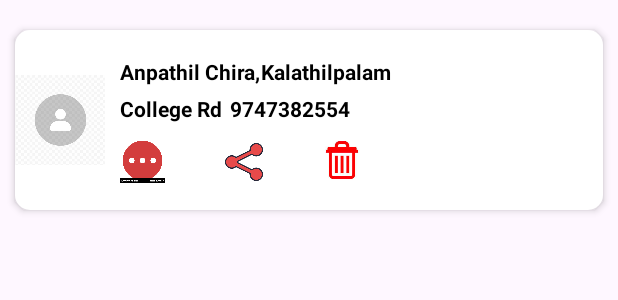
After one commit to Georgin-joseph/Android-Project, an Android app: the layout myaddresses.xml on its own in the app's theme, with its tools: preview values and no code run, on a phone screen of 412 x 824 dp. The commit adds this screen. Shown: the top 300 px of the screen. Run offline under Robolectric (Android 15) with nearby library versions, the phone set to English and light mode, and no system bars; Roboto replaces fonts that are not available here.

Commit message:
myaddresses recyeclerview

```diff
--- /dev/null
+++ b/app/src/main/res/layout/myaddresses.xml
@@ -0,0 +1,129 @@
+<?xml version="1.0" encoding="utf-8"?>
+<androidx.constraintlayout.widget.ConstraintLayout
+    xmlns:android="http://schemas.android.com/apk/res/android"
+    xmlns:app="http://schemas.android.com/apk/res-auto"
+    xmlns:tools="http://schemas.android.com/tools"
+    android:layout_width="match_parent"
+    android:layout_height="match_parent">
+
+    <LinearLayout
+        android:id="@+id/linearLayout1"
+        android:layout_width="match_parent"
+        android:layout_height="120dp"
+        android:layout_marginTop="20dp"
+        android:layout_marginStart="10dp"
+        android:layout_marginEnd="10dp"
+        android:background="@drawable/white_background"
+        android:elevation="3dp"
+        android:orientation="horizontal"
+        app:layout_constraintTop_toTopOf="parent"
+        app:layout_constraintStart_toStartOf="parent"
+        app:layout_constraintEnd_toEndOf="parent">
+
+        <androidx.constraintlayout.widget.ConstraintLayout
+            android:layout_width="match_parent"
+            android:layout_height="match_parent">
+
+            <ImageView
+                android:id="@+id/imageView1"
+                android:layout_width="60dp"
+                android:layout_height="60dp"
+                android:layout_gravity="center"
+                android:scaleType="centerCrop"
+                android:src="@drawable/user"
+                app:layout_constraintStart_toStartOf="parent"
+                app:layout_constraintTop_toTopOf="parent"
+                app:layout_constraintBottom_toBottomOf="parent" />
+
+            <LinearLayout
+                android:id="@+id/linearLayout2"
+                android:layout_width="0dp"
+                android:layout_height="wrap_content"
+                android:orientation="vertical"
+                app:layout_constraintTop_toTopOf="parent"
+                app:layout_constraintBottom_toBottomOf="parent"
+                app:layout_constraintStart_toEndOf="@+id/imageView1"
+                app:layout_constraintEnd_toEndOf="parent">
+
+                <LinearLayout
+                    android:layout_width="match_parent"
+                    android:layout_height="wrap_content"
+                    android:orientation="horizontal">
+
+                    <TextView
+                        android:id="@+id/flat"
+                        android:layout_width="wrap_content"
+                        android:layout_height="wrap_content"
+                        android:text="Anpathil Chira,"
+                        android:textColor="@color/black"
+                        android:textStyle="bold"
+                        android:layout_marginLeft="10dp"/>
+
+                    <TextView
+                        android:id="@+id/location"
+                        android:layout_width="wrap_content"
+                        android:layout_height="wrap_content"
+                        android:text="Kalathilpalam"
+                        android:textColor="@color/black"
+                        android:textStyle="bold" />
+                </LinearLayout>
+
+                <LinearLayout
+                    android:layout_width="match_parent"
+                    android:layout_height="wrap_content"
+                    android:orientation="horizontal">
+
+                    <TextView
+                        android:id="@+id/landmark"
+                        android:layout_width="wrap_content"
+                        android:layout_height="wrap_content"
+                        android:text="College Rd"
+                        android:layout_marginTop="5dp"
+                        android:textColor="@color/black"
+                        android:textStyle="bold"
+                        android:layout_marginLeft="10dp"/>
+
+                    <TextView
+                        android:id="@+id/mobile"
+                        android:layout_width="wrap_content"
+                        android:layout_height="wrap_content"
+                        android:layout_marginLeft="5dp"
+                        android:text="9747382554"
+                        android:layout_marginTop="5dp"
+                        android:textColor="@color/black"
+                        android:textStyle="bold" />
+                </LinearLayout>
+
+                <!-- Wrap the last three ImageView elements in a horizontal LinearLayout -->
+                <LinearLayout
+                    android:layout_width="match_parent"
+                    android:layout_height="wrap_content"
+                    android:orientation="horizontal">
+
+                    <ImageView
+                        android:id="@+id/imageView17"
+                        android:layout_width="30dp"
+                        android:layout_height="30dp"
+                        android:layout_marginTop="10dp"
+                        android:layout_marginLeft="10dp"
+                        android:src="@drawable/threedots" />
+
+                    <ImageView
+                        android:id="@+id/imageView18"
+                        android:layout_width="25dp"
+                        android:layout_marginLeft="40dp"
+                        android:layout_height="25dp"
+                        android:layout_marginTop="13dp"
+                        android:src="@drawable/share1" />
+
+                    <ImageView
+                        android:layout_width="25dp"
+                        android:layout_height="25dp"
+                        android:layout_marginLeft="40dp"
+                        android:src="@drawable/images"
+                        android:layout_marginTop="12dp" />
+                </LinearLayout>
+            </LinearLayout>
+        </androidx.constraintlayout.widget.ConstraintLayout>
+    </LinearLayout>
+</androidx.constraintlayout.widget.ConstraintLayout>
```
Also changed, not shown: app/src/main/java/com/example/foodapp/MyAdapterAddresses.java (added, +60 -0 lines), app/src/main/java/com/example/foodapp/MyAddress.java (added, +34 -0 lines), app/src/main/java/com/example/foodapp/MyAddresses.java (+51 -0 lines), app/src/main/res/layout/activity_my_addresses.xml (+4 -61 lines), app/src/main/res/drawable/images.jpeg (added), app/src/main/res/drawable/share.jpeg (added), app/src/main/res/drawable/share1.png (added), app/src/main/res/drawable/threedots.png (added).
